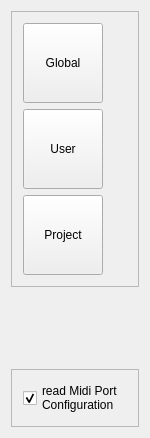
Above: muse2/muse/widgets/fdialogbuttons.ui from emrum/muse before the change. Below: the same form after it.
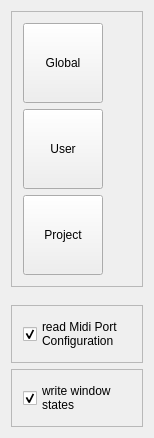
That is the form after the change.

Patch:
```diff
--- a/muse2/muse/widgets/fdialogbuttons.ui
+++ b/muse2/muse/widgets/fdialogbuttons.ui
@@ -6,7 +6,7 @@
    <rect>
     <x>0</x>
     <y>0</y>
-    <width>150</width>
+    <width>154</width>
     <height>438</height>
    </rect>
   </property>
@@ -146,6 +146,29 @@
      </layout>
     </widget>
    </item>
+   <item>
+    <widget class="QFrame" name="writeWinStateGroup">
+     <property name="frameShape">
+      <enum>QFrame::StyledPanel</enum>
+     </property>
+     <property name="frameShadow">
+      <enum>QFrame::Raised</enum>
+     </property>
+     <layout class="QVBoxLayout" name="verticalLayout_4">
+      <item>
+       <widget class="QCheckBox" name="writeWinStateButton">
+        <property name="text">
+         <string>write window
+states</string>
+        </property>
+        <property name="checked">
+         <bool>true</bool>
+        </property>
+       </widget>
+      </item>
+     </layout>
+    </widget>
+   </item>
   </layout>
  </widget>
  <layoutdefault spacing="6" margin="11"/>
```
